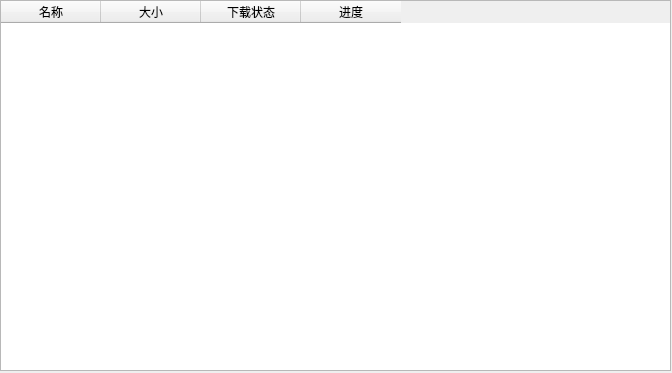
Above: src/apps/download/ui/download_complete.ui from parker-pu/startget before the change. Below: the same form after it.
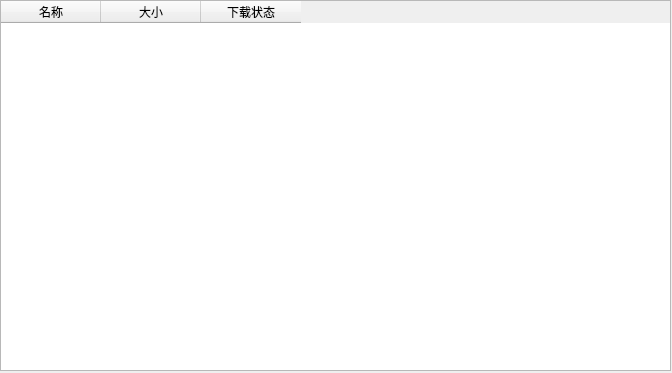
That is the form after the change.

What changed in the file:
```diff
--- a/src/apps/download/ui/download_complete.ui
+++ b/src/apps/download/ui/download_complete.ui
@@ -28,6 +28,9 @@
    <property name="rowCount">
     <number>0</number>
    </property>
+   <attribute name="verticalHeaderVisible">
+    <bool>false</bool>
+   </attribute>
    <column>
     <property name="text">
      <string extracomment="下载资源名称">名称</string>
@@ -43,11 +46,6 @@
      <string>下载状态</string>
     </property>
    </column>
-   <column>
-    <property name="text">
-     <string>进度</string>
-    </property>
-   </column>
   </widget>
  </widget>
  <resources/>
```
